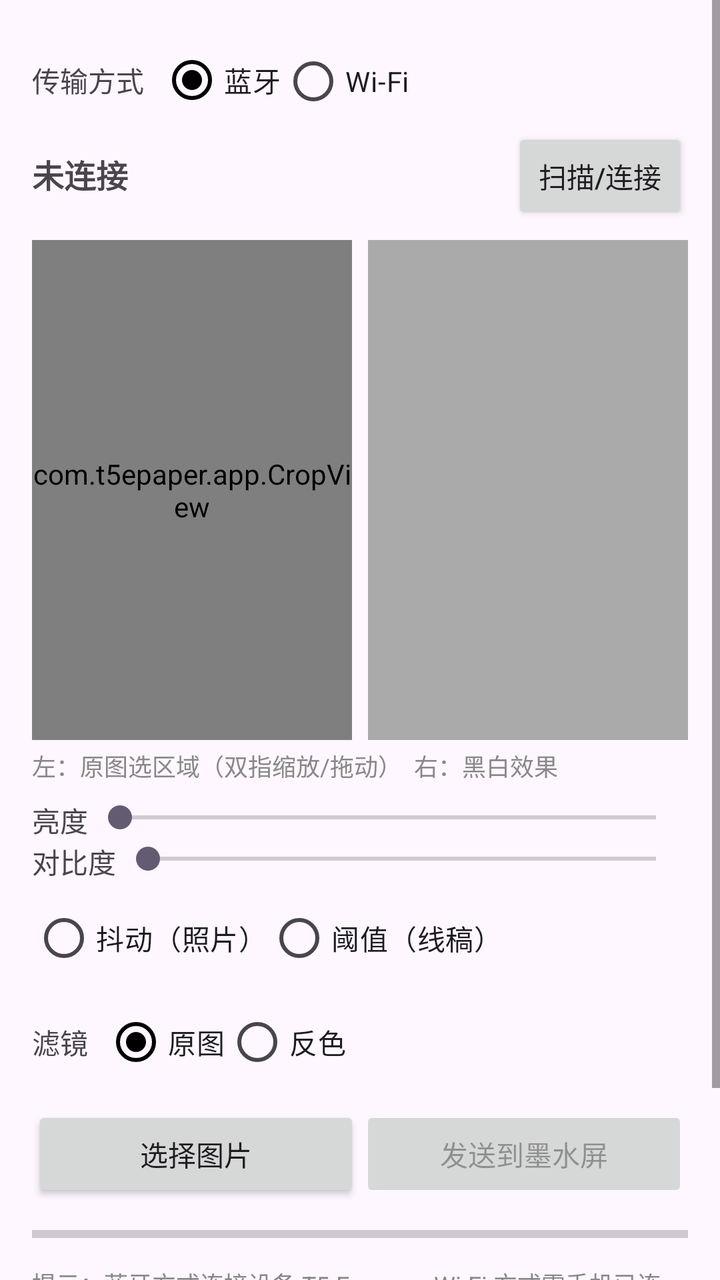
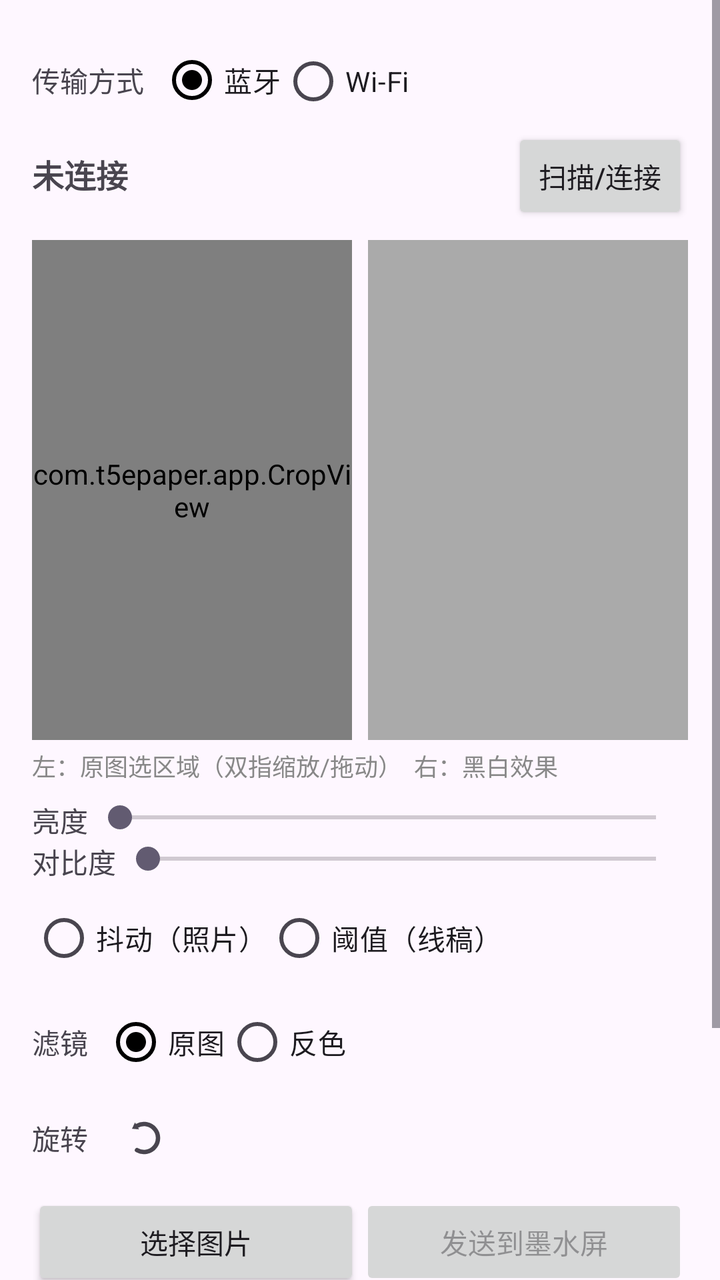

Two renders of the same Android screen: before a commit and after it. Below are the layout's source before the change and the commit's diff.
<!-- AndroidManifest.xml: application theme Theme.T5Epaper -->
<!-- res/layout/activity_main.xml -->
<?xml version="1.0" encoding="utf-8"?>
<ScrollView xmlns:android="http://schemas.android.com/apk/res/android"
    xmlns:app="http://schemas.android.com/apk/res-auto"
    android:layout_width="match_parent"
    android:layout_height="match_parent"
    android:fillViewport="true">

    <LinearLayout
        android:layout_width="match_parent"
        android:layout_height="wrap_content"
        android:orientation="vertical"
        android:padding="16dp">

        
        <LinearLayout
            android:layout_width="match_parent"
            android:layout_height="wrap_content"
            android:gravity="center_vertical"
            android:orientation="horizontal">

            <TextView
                android:layout_width="wrap_content"
                android:layout_height="wrap_content"
                android:text="传输方式" />

            <RadioGroup
                android:id="@+id/radioTransport"
                android:layout_width="wrap_content"
                android:layout_height="wrap_content"
                android:layout_marginStart="8dp"
                android:orientation="horizontal">

                <RadioButton
                    android:id="@+id/radioBle"
                    android:layout_width="wrap_content"
                    android:layout_height="wrap_content"
                    android:checked="true"
                    android:text="蓝牙" />

                <RadioButton
                    android:id="@+id/radioWifi"
                    android:layout_width="wrap_content"
                    android:layout_height="wrap_content"
                    android:text="Wi-Fi" />
            </RadioGroup>
        </LinearLayout>

        
        <LinearLayout
            android:id="@+id/ipRow"
            android:layout_width="match_parent"
            android:layout_height="wrap_content"
            android:gravity="center_vertical"
            android:orientation="horizontal"
            android:visibility="gone">

            <TextView
                android:layout_width="wrap_content"
                android:layout_height="wrap_content"
                android:text="设备 IP" />

            <EditText
                android:id="@+id/etIp"
                android:layout_width="0dp"
                android:layout_height="wrap_content"
                android:layout_marginStart="8dp"
                android:layout_weight="1"
                android:hint="192.168.4.1"
                android:inputType="text"
                android:maxLines="1"
                android:text="192.168.4.1" />
        </LinearLayout>

        
        <LinearLayout
            android:layout_width="match_parent"
            android:layout_height="wrap_content"
            android:orientation="horizontal">

            <TextView
                android:id="@+id/tvStatus"
                android:layout_width="0dp"
                android:layout_height="wrap_content"
                android:layout_weight="1"
                android:text="未连接"
                android:textSize="16sp"
                android:textStyle="bold" />

            <Button
                android:id="@+id/btnConnect"
                android:layout_width="wrap_content"
                android:layout_height="wrap_content"
                android:text="扫描/连接" />
        </LinearLayout>

        
        <LinearLayout
            android:layout_width="match_parent"
            android:layout_height="wrap_content"
            android:layout_marginTop="8dp"
            android:orientation="horizontal">

            <com.t5epaper.app.CropView
                android:id="@+id/cropView"
                android:layout_width="0dp"
                android:layout_height="250dp"
                android:layout_weight="1"
                android:layout_marginEnd="4dp"
                android:background="@android:color/darker_gray" />

            <ImageView
                android:id="@+id/imagePreview"
                android:layout_width="0dp"
                android:layout_height="250dp"
                android:layout_weight="1"
                android:layout_marginStart="4dp"
                android:background="@android:color/darker_gray"
                android:contentDescription="预览"
                android:scaleType="fitCenter" />
        </LinearLayout>

        <TextView
            android:layout_width="match_parent"
            android:layout_height="wrap_content"
            android:layout_marginTop="4dp"
            android:text="左：原图选区域（双指缩放/拖动）  右：黑白效果"
            android:textColor="#888888"
            android:textSize="12sp" />

        
        <LinearLayout
            android:layout_width="match_parent"
            android:layout_height="wrap_content"
            android:layout_marginTop="8dp"
            android:orientation="vertical">

            <LinearLayout
                android:layout_width="match_parent"
                android:layout_height="wrap_content"
                android:orientation="horizontal">
                <TextView
                    android:layout_width="wrap_content"
                    android:layout_height="wrap_content"
                    android:text="亮度" />
                <SeekBar
                    android:id="@+id/seekBrightness"
                    android:layout_width="0dp"
                    android:layout_height="wrap_content"
                    android:layout_weight="1"
                    android:max="200" />
            </LinearLayout>

            <LinearLayout
                android:layout_width="match_parent"
                android:layout_height="wrap_content"
                android:orientation="horizontal">
                <TextView
                    android:layout_width="wrap_content"
                    android:layout_height="wrap_content"
                    android:text="对比度" />
                <SeekBar
                    android:id="@+id/seekContrast"
                    android:layout_width="0dp"
                    android:layout_height="wrap_content"
                    android:layout_weight="1"
                    android:max="200" />
            </LinearLayout>

            <RadioGroup
                android:layout_width="wrap_content"
                android:layout_height="wrap_content"
                android:orientation="horizontal"
                android:layout_marginTop="4dp">
                <RadioButton
                    android:id="@+id/radioDither"
                    android:layout_width="wrap_content"
                    android:layout_height="wrap_content"
                    android:text="抖动（照片）" />
                <RadioButton
                    android:id="@+id/radioThreshold"
                    android:layout_width="wrap_content"
                    android:layout_height="wrap_content"
                    android:text="阈值（线稿）" />
            </RadioGroup>

            
            <LinearLayout
                android:layout_width="match_parent"
                android:layout_height="wrap_content"
                android:layout_marginTop="4dp"
                android:gravity="center_vertical"
                android:orientation="horizontal">

                <TextView
                    android:layout_width="wrap_content"
                    android:layout_height="wrap_content"
                    android:text="滤镜" />

                <RadioGroup
                    android:id="@+id/radioFilter"
                    android:layout_width="wrap_content"
                    android:layout_height="wrap_content"
                    android:layout_marginStart="8dp"
                    android:orientation="horizontal">

                    <RadioButton
                        android:id="@+id/radioFilterNormal"
                        android:layout_width="wrap_content"
                        android:layout_height="wrap_content"
                        android:checked="true"
                        android:text="原图" />

                    <RadioButton
                        android:id="@+id/radioFilterInvert"
                        android:layout_width="wrap_content"
                        android:layout_height="wrap_content"
                        android:text="反色" />
                </RadioGroup>
            </LinearLayout>
        </LinearLayout>

        
        <LinearLayout
            android:layout_width="match_parent"
            android:layout_height="wrap_content"
            android:layout_marginTop="8dp"
            android:orientation="horizontal">

            <Button
                android:id="@+id/btnPick"
                android:layout_width="0dp"
                android:layout_height="wrap_content"
                android:layout_weight="1"
                android:text="选择图片" />

            <Button
                android:id="@+id/btnSend"
                android:layout_width="0dp"
                android:layout_height="wrap_content"
                android:layout_weight="1"
                android:enabled="false"
                android:text="发送到墨水屏" />
        </LinearLayout>

        <ProgressBar
            android:id="@+id/progressBar"
            style="?android:attr/progressBarStyleHorizontal"
            android:layout_width="match_parent"
            android:layout_height="wrap_content"
            android:layout_marginTop="8dp"
            android:max="100"
            android:progress="0" />

        <TextView
            android:layout_width="match_parent"
            android:layout_height="wrap_content"
            android:layout_marginTop="8dp"
            android:text="提示：蓝牙方式连接设备 T5-Epaper。Wi-Fi 方式需手机已连到设备所在网络：设备开相册 AP（长按 BOOT0 约 3 秒）时连上 album、IP 填 192.168.4.1；设备在局域网时填它的局域网 IP。连接只看 GET /ping 是否返回 pong。上传成功后设备保持唤醒可继续发送；点「断开设备」会发送结束接口（/done）让设备深睡。"
            android:textColor="#888888"
            android:textSize="12sp" />
    </LinearLayout>
</ScrollView>
<!-- resources referenced by this layout -->
<resources>
  <style name="Theme.T5Epaper" parent="Theme.Material3.DayNight.NoActionBar">
          <item name="colorPrimary">@color/black</item>
      </style>
  <color name="black">#FF000000</color>
</resources>

<!-- the commit's change to res/layout/activity_main.xml (unified diff, before → after) -->
@@ -217,6 +217,30 @@
                         android:text="反色" />
                 </RadioGroup>
             </LinearLayout>
+
+            
+            <LinearLayout
+                android:layout_width="match_parent"
+                android:layout_height="wrap_content"
+                android:layout_marginTop="4dp"
+                android:gravity="center_vertical"
+                android:orientation="horizontal">
+
+                <TextView
+                    android:layout_width="wrap_content"
+                    android:layout_height="wrap_content"
+                    android:text="旋转" />
+
+                <ImageButton
+                    android:id="@+id/btnRotate"
+                    android:layout_width="40dp"
+                    android:layout_height="40dp"
+                    android:layout_marginStart="8dp"
+                    android:background="?attr/selectableItemBackgroundBorderless"
+                    android:contentDescription="逆时针旋转"
+                    android:src="@drawable/ic_rotate_ccw"
+                    app:tint="?attr/colorControlNormal" />
+            </LinearLayout>
         </LinearLayout>
 
         
<!-- resource entries referenced after the edit -->
@@ -1,5 +1,21 @@
 <!-- resources referenced by this layout -->
 <resources>
+  <!-- drawable ic_rotate_ccw (drawable) -->
+  <?xml version="1.0" encoding="utf-8"?>
+  <vector xmlns:android="http://schemas.android.com/apk/res/android"
+      android:width="24dp"
+      android:height="24dp"
+      android:viewportWidth="24"
+      android:viewportHeight="24">
+      <path
+          android:pathData="M8.5,5.94 A7,7 0 1 1 8.5,18.06"
+          android:strokeColor="#FF000000"
+          android:strokeWidth="2.2"
+          android:strokeLineCap="round" />
+      <path
+          android:pathData="M9.5,7.67 L5.99,7.39 L7.5,4.21 Z"
+          android:fillColor="#FF000000" />
+  </vector>
   <style name="Theme.T5Epaper" parent="Theme.Material3.DayNight.NoActionBar">
           <item name="colorPrimary">@color/black</item>
       </style>
